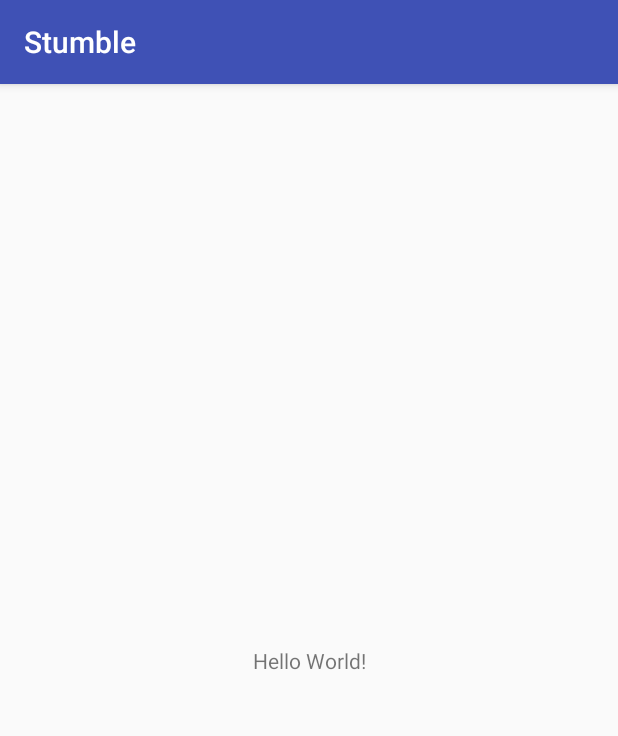
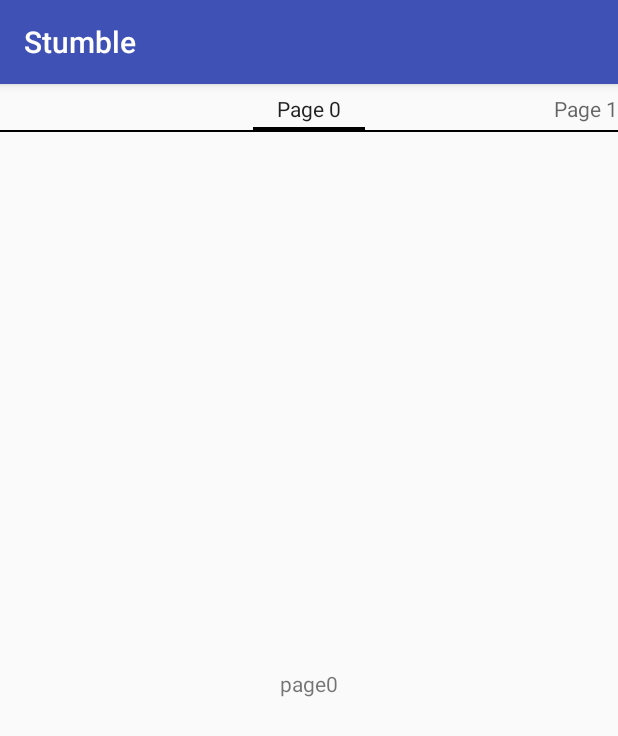
Before and after one commit to Ilovepancake/Stumble, an Android app: the screen it shows after launch (MainActivity), on a phone screen of 412 x 824 dp. Shown: the top 736 px of the screen. Run offline under Robolectric (Android 15) with nearby library versions, the phone set to English and light mode, and no system bars.

Commit message:
Added web page viewpager that will contain the webpages

```diff
--- a/app/src/main/java/com/bry/stumble/Activities/MainActivity.java
+++ b/app/src/main/java/com/bry/stumble/Activities/MainActivity.java
@@ -1,15 +1,60 @@
 package com.bry.stumble.Activities;
 
+import android.support.v4.app.Fragment;
+import android.support.v4.app.FragmentManager;
+import android.support.v4.app.FragmentPagerAdapter;
+import android.support.v4.view.ViewPager;
 import android.support.v7.app.AppCompatActivity;
 import android.os.Bundle;
 
+import com.bry.stumble.Fragments.WebPageFragment;
 import com.bry.stumble.R;
 
 public class MainActivity extends AppCompatActivity {
+    private final String TAG = "MainActivity";
+    private FragmentPagerAdapter adapterViewPager;
+
 
     @Override
     protected void onCreate(Bundle savedInstanceState) {
         super.onCreate(savedInstanceState);
         setContentView(R.layout.activity_main);
+
+        setWebPagePager();
+    }
+
+    private void setWebPagePager() {
+        ViewPager vpPager =  findViewById(R.id.vpPager);
+        adapterViewPager = new MyPagerAdapter(getSupportFragmentManager());
+        vpPager.setAdapter(adapterViewPager);
+    }
+
+    public static class MyPagerAdapter extends FragmentPagerAdapter {
+        private static int NUM_ITEMS = 3;
+
+        public MyPagerAdapter(FragmentManager fragmentManager) {
+            super(fragmentManager);
+        }
+
+        // Returns total number of pages
+        @Override
+        public int getCount() {
+            return NUM_ITEMS;
+        }
+
+        // Returns the fragment to display for that page
+        @Override
+        public Fragment getItem(int position) {
+            WebPageFragment myFrag = new WebPageFragment();
+            myFrag.setPageNo(position);
+            return myFrag;
+        }
+
+        // Returns the page title for the top indicator
+        @Override
+        public CharSequence getPageTitle(int position) {
+            return "Page " + position;
+        }
+
     }
 }
--- /dev/null
+++ b/app/src/main/java/com/bry/stumble/Fragments/WebPageFragment.java
@@ -0,0 +1,33 @@
+package com.bry.stumble.Fragments;
+
+import android.content.Context;
+import android.os.Bundle;
+import android.support.v4.app.Fragment;
+import android.view.LayoutInflater;
+import android.view.View;
+import android.view.ViewGroup;
+import android.widget.TextView;
+
+import com.bry.stumble.R;
+
+public class WebPageFragment extends Fragment {
+    private int mPageNo;
+    private Context mContext;
+
+    public void setPageNo(int no){
+        this.mPageNo = no;
+    }
+
+    public void setContext(Context context){
+        this.mContext = context;
+    }
+
+    // Inflate the view for the fragment based on layout XML
+    @Override
+    public View onCreateView(LayoutInflater inflater, ViewGroup container, Bundle savedInstanceState) {
+        View view = inflater.inflate(R.layout.webpage_fragment, container, false);
+        TextView tvLabel =  view.findViewById(R.id.textPart);
+        tvLabel.setText("page" + mPageNo);
+        return view;
+    }
+}
--- a/app/src/main/res/layout/activity_main.xml
+++ b/app/src/main/res/layout/activity_main.xml
@@ -1,18 +1,25 @@
 <?xml version="1.0" encoding="utf-8"?>
-<android.support.constraint.ConstraintLayout xmlns:android="http://schemas.android.com/apk/res/android"
+<RelativeLayout xmlns:android="http://schemas.android.com/apk/res/android"
     xmlns:app="http://schemas.android.com/apk/res-auto"
     xmlns:tools="http://schemas.android.com/tools"
     android:layout_width="match_parent"
     android:layout_height="match_parent"
     tools:context=".Activities.MainActivity">
 
-    <TextView
-        android:layout_width="wrap_content"
-        android:layout_height="wrap_content"
-        android:text="Hello World!"
-        app:layout_constraintBottom_toBottomOf="parent"
-        app:layout_constraintLeft_toLeftOf="parent"
-        app:layout_constraintRight_toRightOf="parent"
-        app:layout_constraintTop_toTopOf="parent" />
+    <android.support.v4.view.ViewPager
+        android:id="@+id/vpPager"
+        android:layout_width="match_parent"
+        android:layout_height="wrap_content">
 
-</android.support.constraint.ConstraintLayout>
+        <android.support.v4.view.PagerTabStrip
+            android:id="@+id/pager_header"
+            android:layout_width="match_parent"
+            android:layout_height="wrap_content"
+            android:layout_gravity="top"
+            android:paddingBottom="4dp"
+            android:paddingTop="4dp" />
+
+    </android.support.v4.view.ViewPager>
+
+
+</RelativeLayout>
--- /dev/null
+++ b/app/src/main/res/layout/webpage_fragment.xml
@@ -0,0 +1,14 @@
+<?xml version="1.0" encoding="utf-8"?>
+<RelativeLayout xmlns:android="http://schemas.android.com/apk/res/android"
+    android:orientation="vertical"
+    android:layout_width="match_parent"
+    android:layout_height="match_parent">
+
+    <TextView
+        android:layout_width="wrap_content"
+        android:text="Page 1"
+        android:id="@+id/textPart"
+        android:layout_centerInParent="true"
+        android:layout_height="wrap_content" />
+
+</RelativeLayout>
```
